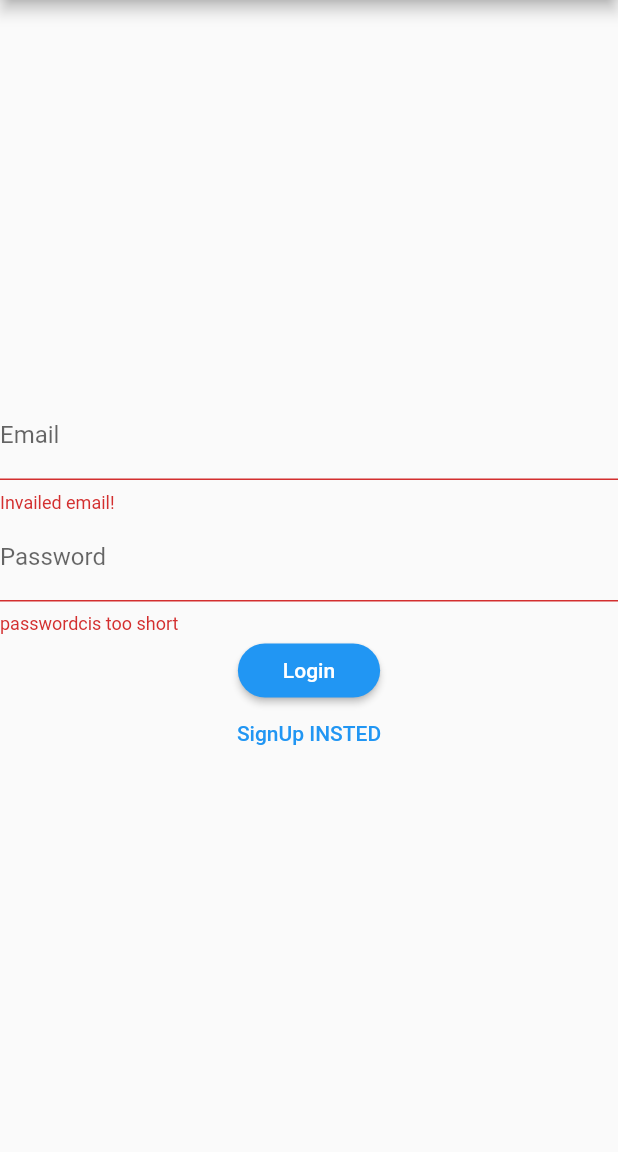
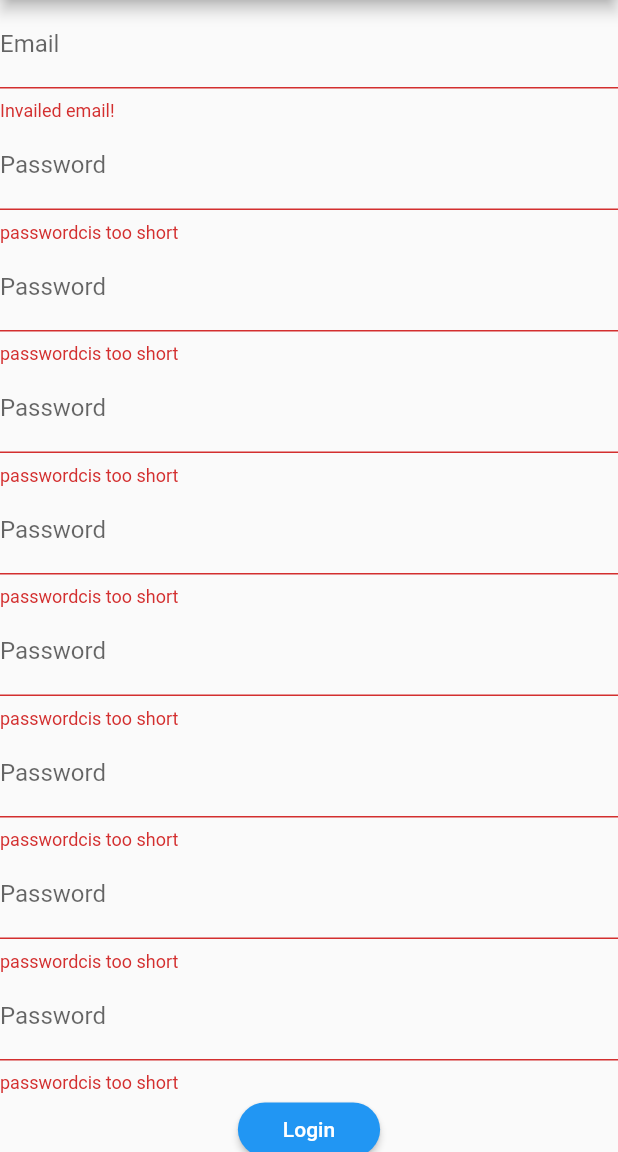
Before and after one commit to HowkMii/ui-TextFormField, a Flutter app: the screen it shows after launch, after a tap on "Login", on a phone screen of 412 x 824 dp, the part 84-1236 px from its top. Run offline on Flutter 3.47's test engine with Material 2 defaults, Android fonts, the phone set to English and light mode, and no system bars.

Commit message:
modification in main

```diff
--- a/lib/main.dart
+++ b/lib/main.dart
@@ -93,6 +93,111 @@ class _MyHomePageState extends State<MyHomePage> {
 
                   },
                 ),
+TextFormField(
+                  decoration: InputDecoration(labelText: "Password"),
+                  controller: _passwordController,
+                  obscureText: true,
+                  validator:(val){
+                    if(val.isEmpty || val.length<3 ){
+                      return "passwordcis too short";
+                    }return null;
+                  },
+                  onSaved:(val){
+                    _authData['password']=val;
+                    print(_authData['password']);
+
+                  },
+                ),
+TextFormField(
+                  decoration: InputDecoration(labelText: "Password"),
+                  controller: _passwordController,
+                  obscureText: true,
+                  validator:(val){
+                    if(val.isEmpty || val.length<3 ){
+                      return "passwordcis too short";
+                    }return null;
+                  },
+                  onSaved:(val){
+                    _authData['password']=val;
+                    print(_authData['password']);
+
+                  },
+                ),
+TextFormField(
+                  decoration: InputDecoration(labelText: "Password"),
+                  controller: _passwordController,
+                  obscureText: true,
+                  validator:(val){
+                    if(val.isEmpty || val.length<3 ){
+                      return "passwordcis too short";
+                    }return null;
+                  },
+                  onSaved:(val){
+                    _authData['password']=val;
+                    print(_authData['password']);
+
+                  },
+                ),
+TextFormField(
+                  decoration: InputDecoration(labelText: "Password"),
+                  controller: _passwordController,
+                  obscureText: true,
+                  validator:(val){
+                    if(val.isEmpty || val.length<3 ){
+                      return "passwordcis too short";
+                    }return null;
+                  },
+                  onSaved:(val){
+                    _authData['password']=val;
+                    print(_authData['password']);
+
+                  },
+                ),
+TextFormField(
+                  decoration: InputDecoration(labelText: "Password"),
+                  controller: _passwordController,
+                  obscureText: true,
+                  validator:(val){
+                    if(val.isEmpty || val.length<3 ){
+                      return "passwordcis too short";
+                    }return null;
+                  },
+                  onSaved:(val){
+                    _authData['password']=val;
+                    print(_authData['password']);
+
+                  },
+                ),
+TextFormField(
+                  decoration: InputDecoration(labelText: "Password"),
+                  controller: _passwordController,
+                  obscureText: true,
+                  validator:(val){
+                    if(val.isEmpty || val.length<3 ){
+                      return "passwordcis too short";
+                    }return null;
+                  },
+                  onSaved:(val){
+                    _authData['password']=val;
+                    print(_authData['password']);
+
+                  },
+                ),
+TextFormField(
+                  decoration: InputDecoration(labelText: "Password"),
+                  controller: _passwordController,
+                  obscureText: true,
+                  validator:(val){
+                    if(val.isEmpty || val.length<3 ){
+                      return "passwordcis too short";
+                    }return null;
+                  },
+                  onSaved:(val){
+                    _authData['password']=val;
+                    print(_authData['password']);
+
+                  },
+                ),
                 if(_authMode ==AuthMode.SignUp)
                   TextFormField(
                     enabled: _authMode==AuthMode.SignUp,
```
